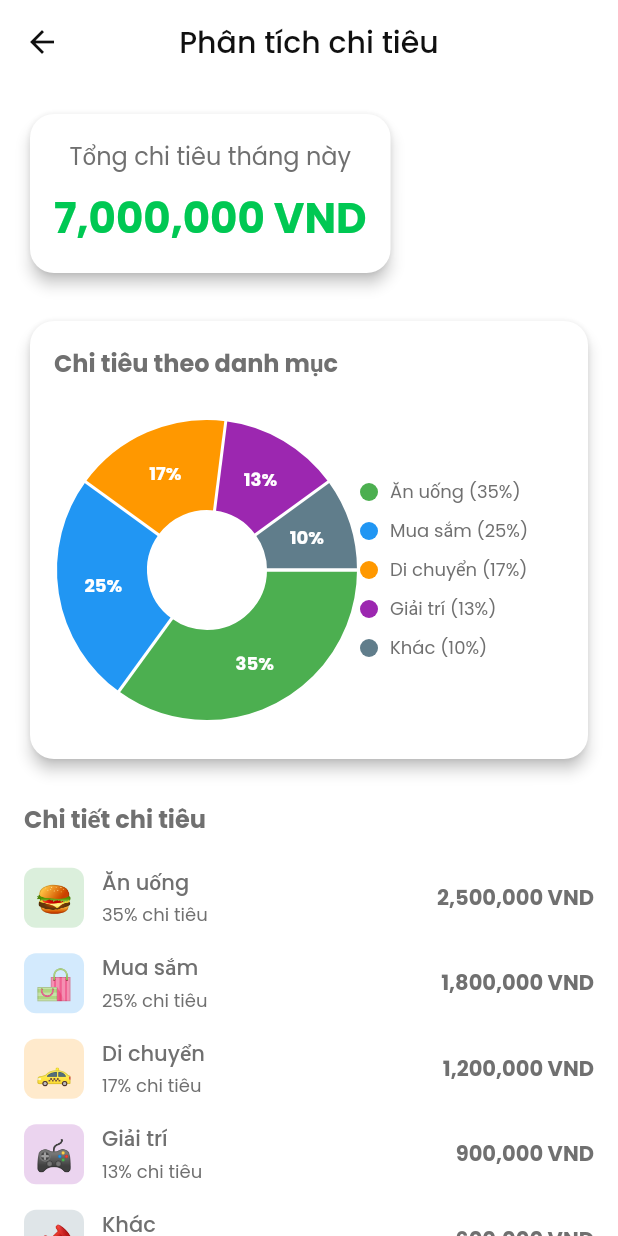
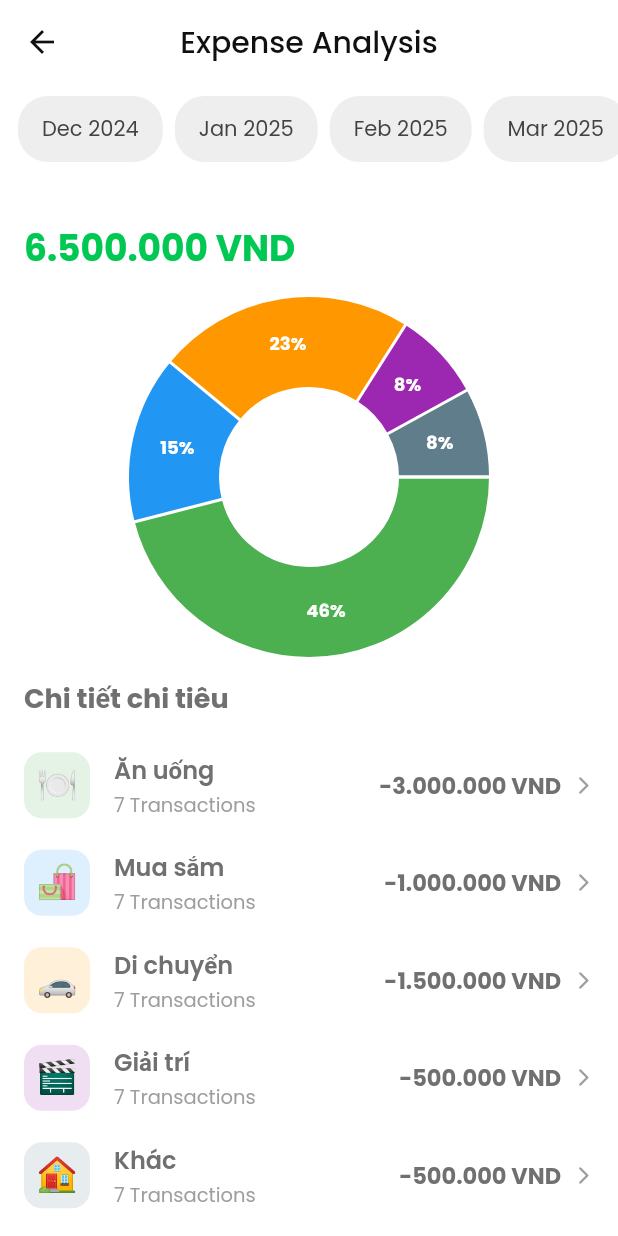
Before and after one commit to thuylanh04/money, a Flutter app: the HomeScreen screen opened by its route, after a tap on "Xem chi tiết", on a phone screen of 412 x 824 dp. Run offline on Flutter 3.47's test engine with Material 3 defaults, Android fonts, the phone set to English and light mode, and no system bars; drawn by our look-alikes of fl_chart; our stand-ins replace dio, expandable, google_fonts, image_picker, shared_preferences; accounts and stored records are empty; network calls fail.

Commit message:
chart analysis

```diff
--- a/lib/services/chart_service.dart
+++ b/lib/services/chart_service.dart
@@ -1,13 +1,16 @@
 import 'package:money_manage/models/chart_data.dart';
+import 'package:intl/intl.dart'; // Cần thêm import này nếu chưa có
 
 class ChartService {
-  static List<ChartData> getExpenseChartData() {
-    return [
+  // Dữ liệu mẫu (Mock data) cho từng tháng (Tháng 12, 11, 10 năm 2025)
+  static final Map<String, List<ChartData>> _monthlyExpenseData = {
+    // Dữ liệu cho Tháng 12 năm 2025 (Tháng hiện tại - tổng 7,000,000 VND)
+    '2025-12': [
       ChartData(
         category: 'Ăn uống',
-        amount: 2500000,
+        amount: 2500000, // Đã sửa lỗi số tiền
         percentage: 35,
-        icon: '🍔',
+        icon: '🍽️',
       ),
       ChartData(
         category: 'Mua sắm',
@@ -19,45 +22,91 @@ class ChartService {
         category: 'Di chuyển',
         amount: 1200000,
         percentage: 17,
-        icon: '🚕',
+        icon: '🚗',
       ),
       ChartData(
         category: 'Giải trí',
         amount: 900000,
         percentage: 13,
-        icon: '🎮',
+        icon: '🎬',
       ),
       ChartData(
         category: 'Khác',
         amount: 600000,
         percentage: 10,
-        icon: '📌',
+        icon: '🏠',
       ),
-    ];
+    ],
+
+    // Dữ liệu cho Tháng 11 năm 2025 (tổng 6,500,000 VND)
+    '2025-11': [
+      ChartData(
+          category: 'Ăn uống', amount: 3000000, percentage: 46.15, icon: '🍽️'),
+      ChartData(
+          category: 'Mua sắm', amount: 1000000, percentage: 15.38, icon: '🛍️'),
+      ChartData(
+          category: 'Di chuyển', amount: 1500000, percentage: 23.08, icon: '🚗'),
+      ChartData(
+          category: 'Giải trí', amount: 500000, percentage: 7.69, icon: '🎬'),
+      ChartData(category: 'Khác', amount: 500000, percentage: 7.69, icon: '🏠'),
+    ],
+
+    // Dữ liệu cho Tháng 10 năm 2025 (tổng 1,000,000 VND)
+    '2025-10': [
+      ChartData(
+          category: 'Ăn uống', amount: 500000, percentage: 50, icon: '🍽️'),
+      ChartData(category: 'Khác', amount: 500000, percentage: 50, icon: '🏠'),
+    ],
+  };
+
+  static List<ChartData> getExpenseChartData({int? year, int? month}) {
+    final now = DateTime.now();
+    final targetYear = year ?? now.year;
+    final targetMonth = month ?? now.month;
+
+    // 1. Tạo khóa tìm kiếm thực tế: 'YYYY-MM'
+    final key = '$targetYear-${targetMonth.toString().padLeft(2, '0')}';
+
+    // Sử dụng toán tử null-aware (??) để cung cấp giá trị mặc định là danh sách rỗng nếu không tìm thấy
+    List<ChartData> data = _monthlyExpenseData[key] ?? [];
+
+    // 2. Nếu không có dữ liệu thực tế (dữ liệu rỗng), thử lấy dữ liệu mock (giả định năm 2025)
+    if (data.isEmpty) {
+      final mockKey = '2025-${targetMonth.toString().padLeft(2, '0')}';
+      data = _monthlyExpenseData[mockKey] ?? [];
+    }
+
+    // 3. Nếu vẫn không có dữ liệu sau khi kiểm tra mock, trả về danh sách rỗng
+    if (data.isEmpty) {
+      return [];
+    }
+
+    // TÍNH TOÁN LẠI PERCENTAGE
+    final totalAmount = data.fold<double>(0, (sum, item) => sum + item.amount);
+
+    // Tránh chia cho 0
+    if (totalAmount == 0) return data;
+
+    // Map lại dữ liệu với percentage đã tính toán lại
+    return data.map((item) {
+      double calculatedPercentage = (item.amount / totalAmount) * 100;
+      return ChartData(
+        category: item.category,
+        amount: item.amount,
+        // Cập nhật percentage được tính toán lại và làm tròn
+        percentage: calculatedPercentage.roundToDouble(),
+        icon: item.icon,
+      );
+    }).toList();
   }
 
+  // Phương thức mẫu khác (giữ nguyên)
   static List<Map<String, dynamic>> getMonthlyData() {
     return [
-      {
-        'month': 'T9',
-        'expense': 8000000,
-        'income': 15000000,
-      },
-      {
-        'month': 'T10',
-        'expense': 12000000,
-        'income': 18000000,
-      },
-      {
-        'month': 'T11',
-        'expense': 15000000,
-        'income': 20000000,
-      },
-      {
-        'month': 'T12',
-        'expense': 18000000,
-        'income': 22000000,
-      },
+      {'month': 'T9', 'expense': 8000000, 'income': 15000000},
+      {'month': 'T10', 'expense': 12000000, 'income': 18000000},
+      {'month': 'T11', 'expense': 15000000, 'income': 20000000},
+      {'month': 'T12', 'expense': 18000000, 'income': 22000000},
     ];
   }
 }
--- a/lib/views/screens/analysis_screen.dart
+++ b/lib/views/screens/analysis_screen.dart
@@ -2,61 +2,248 @@ import 'package:flutter/material.dart';
 import 'package:fl_chart/fl_chart.dart';
 import 'package:money_manage/models/chart_data.dart';
 import 'package:money_manage/services/chart_service.dart';
+// Giả định file AppTheme tồn tại để sử dụng màu sắc
 import 'package:money_manage/theme/app_theme.dart';
+import 'package:intl/intl.dart';
 
-class AnalysisScreen extends StatelessWidget {
+// CHUYỂN TỪ StatelessWidget SANG StatefulWidget
+class AnalysisScreen extends StatefulWidget {
   const AnalysisScreen({Key? key}) : super(key: key);
 
   @override
+  State<AnalysisScreen> createState() => _AnalysisScreenState();
+}
+
+class _AnalysisScreenState extends State<AnalysisScreen> {
+  // Biến trạng thái cho bộ lọc thời gian
+  late List<Map<String, dynamic>> _timeFilters;
+  late Map<String, dynamic> _selectedFilter;
+
+  // Dữ liệu chi tiêu cho tháng được chọn
+  List<ChartData> _chartData = [];
+  bool _isLoading = true;
+
+  @override
+  void initState() {
+    super.initState();
+    _initializeTimeFilters();
+    _loadChartData();
+  }
+
+  // Khởi tạo bộ lọc thời gian (12 tháng gần nhất)
+  void _initializeTimeFilters() {
+    final now = DateTime.now();
+
+    // Tạo danh sách 12 tháng từ tháng hiện tại lùi về
+    final tempFilters = List.generate(12, (index) {
+      final date = DateTime(now.year, now.month - index, 1);
+      final monthName = DateFormat('MMM yyyy').format(date);
+      final monthKey = '${date.year}-${date.month.toString().padLeft(2, '0')}';
+      return {
+        'label': monthName,
+        'year': date.year,
+        'month': date.month,
+        'key': monthKey,
+      };
+    });
+
+    // Đảo ngược danh sách (từ cũ nhất đến mới nhất)
+    _timeFilters = tempFilters.reversed.toList();
+
+    // Set tháng hiện tại là mặc định (phần tử cuối cùng)
+    _selectedFilter = _timeFilters.last;
+  }
+
+  // Widget hiển thị Tổng chi tiêu (Đã loại bỏ Card và Elevation)
+  Widget _buildTotalExpenseCard(double totalAmount) {
+    return Column(
+      crossAxisAlignment: CrossAxisAlignment.start,
+      children: [
+        // const Text(
+        //   'Tổng chi tiêu tháng này',
+        //   style: TextStyle(
+        //     fontSize: 14,
+        //     color: Colors.grey,
+        //     fontWeight: FontWeight.w500,
+        //   ),
+        // ),
+        const SizedBox(height: 4),
+        Text(
+          '${_formatCurrency(totalAmount)} VND',
+          style: TextStyle(
+            fontSize: 24,
+            fontWeight: FontWeight.bold,
+            // Sử dụng màu chủ đạo của Theme
+            color: Theme.of(context).primaryColor,
+          ),
+        ),
+      ],
+    );
+  }
+
+  // Tải dữ liệu biểu đồ dựa trên bộ lọc được chọn
+  void _loadChartData() {
+    setState(() {
+      _isLoading = true;
+    });
+
+    final year = _selectedFilter['year'] as int;
+    final month = _selectedFilter['month'] as int;
+
+    // Sử dụng service để lấy dữ liệu đã được lọc
+    _chartData = ChartService.getExpenseChartData(year: year, month: month);
+
+    setState(() {
+      _isLoading = false;
+    });
+  }
+
+  // Áp dụng bộ lọc mới và tải lại dữ liệu
+  void _applyFilter(Map<String, dynamic> filter) {
+    // Không tải lại nếu bộ lọc không thay đổi
+    if (_selectedFilter['key'] == filter['key']) return;
+
+    setState(() {
+      _selectedFilter = filter;
+    });
+
+    _loadChartData();
+  }
+
+  // Helper method để định dạng tiền tệ (VD: 1,000,000)
+  String _formatCurrency(double amount) {
+    final formatter = NumberFormat('#,##0', 'vi_VN');
+    return formatter.format(amount);
+  }
+
+  // Helper method để lấy màu cho danh mục (Đã chỉnh màu khớp)
+  Color _getColorForCategory(String category) {
+    // Dùng mã màu Hex/RGB cụ thể để đảm bảo tính nhất quán
+    final colors = {
+      // Màu Xanh Lá (Green) cho Ăn uống
+      'Ăn uống': const Color(0xFF4CAF50),
+      // Màu Xanh Dương (Blue) cho Mua sắm
+      'Mua sắm': const Color(0xFF2196F3),
+      // Màu Cam (Orange) cho Di chuyển
+      'Di chuyển': const Color(0xFFFF9800),
+      // Màu Tím (Purple) cho Giải trí
+      'Giải trí': const Color(0xFF9C27B0),
+      // Màu Xám Xanh (Blue Grey) cho Khác
+      'Khác': const Color(0xFF607D8B),
+    };
+    return colors[category] ?? Colors.grey;
+  }
+
+  @override
   Widget build(BuildContext context) {
-    final List<ChartData> chartData = ChartService.getExpenseChartData();
-    final totalExpense = chartData.fold<double>(0, (sum, item) => sum + item.amount);
+    // Tính tổng chi tiêu của tháng hiện tại
+    final totalExpense =
+        _chartData.fold<double>(0, (sum, item) => sum + item.amount);
 
     return Scaffold(
       appBar: AppBar(
-        title: const Text('Phân tích chi tiêu'),
+        title: const Text('Expense Analysis'),
         centerTitle: true,
+        // Thanh lọc thời gian ở dưới AppBar
+        bottom: PreferredSize(
+          preferredSize: const Size.fromHeight(60),
+          child: _buildTimeFilterBar(context),
         ),
-      body: SingleChildScrollView(
+      ),
+      body: _isLoading
+          ? const Center(child: CircularProgressIndicator())
+          : SingleChildScrollView(
               padding: const EdgeInsets.all(16.0),
               child: Column(
                 crossAxisAlignment: CrossAxisAlignment.start,
                 children: [
-            _buildSummaryCard(totalExpense),
+                  const SizedBox(height: 12),
+
+                  // THẺ TỔNG CHI TIÊU Ở TRÊN CÙNG
+                  _buildTotalExpenseCard(totalExpense),
+
                   const SizedBox(height: 24),
-            _buildExpenseChart(chartData),
+
+                  // Hiển thị Biểu đồ hoặc Thông báo rỗng
+                  _chartData.isEmpty
+                      ? Center(
+                          child: Text(
+                            'Không có chi tiêu nào trong ${_selectedFilter['label']}',
+                            style: const TextStyle(
+                                fontSize: 16, color: Colors.grey),
+                          ),
+                        )
+                      // BIỂU ĐỒ TRÒN (Không còn tổng tiền ở giữa)
+                      : _buildExpenseChart(_chartData, totalExpense),
+
                   const SizedBox(height: 24),
-            _buildExpenseList(chartData),
+
+                  // Danh sách chi tiết
+                  if (_chartData.isNotEmpty) _buildExpenseList(_chartData),
                 ],
               ),
             ),
     );
   }
 
-  Widget _buildSummaryCard(double totalExpense) {
-    return Card(
-      elevation: 4,
-      shape: RoundedRectangleBorder(
-        borderRadius: BorderRadius.circular(16),
+  // Widget xây dựng thanh lọc thời gian
+  Widget _buildTimeFilterBar(BuildContext context) {
+    return Container(
+      height: 60,
+      padding: const EdgeInsets.symmetric(vertical: 8.0),
+      child: ListView.builder(
+        scrollDirection: Axis.horizontal,
+        itemCount: _timeFilters.length,
+        padding: const EdgeInsets.symmetric(horizontal: 8.0),
+        itemBuilder: (context, index) {
+          final filter = _timeFilters[index];
+          final isSelected = _selectedFilter['key'] == filter['key'];
+          return Padding(
+            padding: const EdgeInsets.symmetric(horizontal: 4.0),
+            child: GestureDetector(
+              onTap: () => _applyFilter(filter),
+              child: Container(
+                padding:
+                    const EdgeInsets.symmetric(horizontal: 16, vertical: 8),
+                decoration: BoxDecoration(
+                  color: isSelected
+                      ? Theme.of(context).primaryColor
+                      : Colors.grey[200],
+                  borderRadius: BorderRadius.circular(20),
                 ),
-      child: Padding(
-        padding: const EdgeInsets.all(16.0),
-        child: Column(
-          children: [
-            const Text(
-              'Tổng chi tiêu tháng này',
+                child: Center(
+                  child: Text(
+                    filter['label'],
                     style: TextStyle(
-                fontSize: 16,
-                color: AppTheme.textSecondary,
+                      color: isSelected ? Colors.white : Colors.grey[800],
+                      fontWeight:
+                          isSelected ? FontWeight.bold : FontWeight.normal,
                     ),
                   ),
-            const SizedBox(height: 8),
-            Text(
-              '${_formatCurrency(totalExpense)} VND',
-              style: const TextStyle(
-                fontSize: 28,
-                fontWeight: FontWeight.bold,
-                color: AppTheme.primaryGreen,
+                ),
+              ),
+            ),
+          );
+        },
+      ),
+    );
+  }
+
+  // Widget xây dựng biểu đồ tròn
+  Widget _buildExpenseChart(List<ChartData> data, double totalAmount) {
+    return Center(
+      child: SizedBox(
+        height: 220,
+        width: 220,
+        child: Stack(
+          alignment: Alignment.center,
+          children: [
+            PieChart(
+              PieChartData(
+                sections: _chartSections(data),
+                sectionsSpace: 2,
+                centerSpaceRadius: 60, // Giữ khoảng trống ở giữa
+                pieTouchData: PieTouchData(enabled: false),
               ),
             ),
           ],
@@ -65,156 +252,7 @@ class AnalysisScreen extends StatelessWidget {
     );
   }
 
-  Widget _buildExpenseChart(List<ChartData> data) {
-    return Card(
-      elevation: 4,
-      shape: RoundedRectangleBorder(
-        borderRadius: BorderRadius.circular(16),
-      ),
-      child: Padding(
-        padding: const EdgeInsets.all(16.0),
-        child: Column(
-          crossAxisAlignment: CrossAxisAlignment.start,
-          children: [
-            const Text(
-              'Chi tiêu theo danh mục',
-              style: TextStyle(
-                fontSize: 16,
-                fontWeight: FontWeight.bold,
-              ),
-            ),
-            const SizedBox(height: 16),
-            SizedBox(
-              height: 220,
-              child: Row(
-                children: [
-                  Expanded(
-                    flex: 3,
-                    child: PieChart(
-                      PieChartData(
-                        sections: _chartSections(data),
-                        sectionsSpace: 2,
-                        centerSpaceRadius: 40,
-                      ),
-                    ),
-                  ),
-                  Expanded(
-                    flex: 2,
-                    child: Column(
-                      mainAxisAlignment: MainAxisAlignment.center,
-                      crossAxisAlignment: CrossAxisAlignment.start,
-                      children: _buildLegend(data),
-                    ),
-                  ),
-                ],
-              ),
-            ),
-          ],
-        ),
-      ),
-    );
-  }
-
-  List<Widget> _buildLegend(List<ChartData> data) {
-    return data.map((item) {
-      return Padding(
-        padding: const EdgeInsets.symmetric(vertical: 4.0),
-        child: Row(
-          children: [
-            Container(
-              width: 12,
-              height: 12,
-              decoration: BoxDecoration(
-                color: _getColorForCategory(item.category),
-                shape: BoxShape.circle,
-              ),
-            ),
-            const SizedBox(width: 8),
-            Expanded(
-              child: Text(
-                '${item.category} (${item.percentage.toInt()}%)',
-                style: const TextStyle(fontSize: 12),
-                maxLines: 1,
-                overflow: TextOverflow.ellipsis,
-              ),
-            ),
-          ],
-        ),
-      );
-    }).toList();
-  }
-
-  Widget _buildExpenseList(List<ChartData> data) {
-    return Column(
-      crossAxisAlignment: CrossAxisAlignment.start,
-      children: [
-        const Text(
-          'Chi tiết chi tiêu',
-          style: TextStyle(
-            fontSize: 16,
-            fontWeight: FontWeight.bold,
-          ),
-        ),
-        const SizedBox(height: 12),
-        ...data.map((item) => _buildExpenseItem(item)).toList(),
-      ],
-    );
-  }
-
-  Widget _buildExpenseItem(ChartData item) {
-    return Padding(
-      padding: const EdgeInsets.symmetric(vertical: 8.0),
-      child: Row(
-        children: [
-          Container(
-            width: 40,
-            height: 40,
-            decoration: BoxDecoration(
-              color: _getColorForCategory(item.category).withOpacity(0.2),
-              borderRadius: BorderRadius.circular(8),
-            ),
-            child: Center(
-              child: Text(
-                item.icon,
-                style: const TextStyle(fontSize: 20),
-              ),
-            ),
-          ),
-          const SizedBox(width: 12),
-          Expanded(
-            child: Column(
-              crossAxisAlignment: CrossAxisAlignment.start,
-              children: [
-                Text(
-                  item.category,
-                  style: const TextStyle(
-                    fontSize: 14,
-                    fontWeight: FontWeight.w500,
-                  ),
-                ),
-                const SizedBox(height: 2),
-                Text(
-                  '${item.percentage.toInt()}% chi tiêu',
-                  style: const TextStyle(
-                    fontSize: 12,
-                    color: AppTheme.textSecondary,
-                  ),
-                ),
-              ],
-            ),
-          ),
-          Text(
-            '${_formatCurrency(item.amount)} VND',
-            style: const TextStyle(
-              fontSize: 14,
-              fontWeight: FontWeight.bold,
-            ),
-          ),
-        ],
-      ),
-    );
-  }
-
+  // Hàm tạo các lát cắt cho PieChart
   List<PieChartSectionData> _chartSections(List<ChartData> data) {
     return data.map((item) {
       return PieChartSectionData(
@@ -231,21 +269,89 @@ class AnalysisScreen extends StatelessWidget {
     }).toList();
   }
 
-  Color _getColorForCategory(String category) {
-    final colors = {
-      'Ăn uống': const Color(0xFF4CAF50),
-      'Mua sắm': const Color(0xFF2196F3),
-      'Di chuyển': const Color(0xFFFF9800),
-      'Giải trí': const Color(0xFF9C27B0),
-      'Khác': const Color(0xFF607D8B),
-    };
-    return colors[category] ?? Colors.grey;
+  // Widget xây dựng danh sách chi tiết
+  Widget _buildExpenseList(List<ChartData> data) {
+    return Column(
+      crossAxisAlignment: CrossAxisAlignment.start,
+      children: [
+        const Text(
+          'Chi tiết chi tiêu',
+          style: TextStyle(
+            fontSize: 18,
+            fontWeight: FontWeight.bold,
+          ),
+        ),
+        const SizedBox(height: 12),
+        ...data.map((item) => _buildExpenseItem(item)).toList(),
+      ],
+    );
   }
 
-  String _formatCurrency(double amount) {
-    return amount.toStringAsFixed(0).replaceAllMapped(
-          RegExp(r'(\d{1,3})(?=(\d{3})+(?!\d))'),
-          (match) => '${match[1]},',
+  // Widget xây dựng từng mục chi tiêu trong danh sách
+  Widget _buildExpenseItem(ChartData item) {
+    // GIẢ ĐỊNH: Số lượng giao dịch là hằng số hoặc được lấy từ service
+    const int transactionCount = 7;
+
+    return Padding(
+      padding: const EdgeInsets.symmetric(vertical: 10.0),
+      child: Row(
+        crossAxisAlignment: CrossAxisAlignment.center,
+        children: [
+          // Icon
+          Container(
+            width: 44,
+            height: 44,
+            decoration: BoxDecoration(
+              color: _getColorForCategory(item.category).withOpacity(0.15),
+              borderRadius: BorderRadius.circular(12),
+            ),
+            child: Center(
+              child: Text(
+                item.icon,
+                style: TextStyle(
+                  fontSize: 22,
+                  color: _getColorForCategory(item.category),
+                ),
+              ),
+            ),
+          ),
+          const SizedBox(width: 16),
+          // Danh mục và số giao dịch
+          Expanded(
+            child: Column(
+              crossAxisAlignment: CrossAxisAlignment.start,
+              children: [
+                Text(
+                  item.category,
+                  style: const TextStyle(
+                    fontSize: 16,
+                    fontWeight: FontWeight.w600,
+                  ),
+                ),
+                const SizedBox(height: 2),
+                Text(
+                  '$transactionCount Transactions',
+                  style: const TextStyle(
+                    fontSize: 13,
+                    color: Colors.grey, // Giả định AppTheme.textSecondary
+                  ),
+                ),
+              ],
+            ),
+          ),
+          // Số tiền chi tiêu
+          Text(
+            '-${_formatCurrency(item.amount)} VND',
+            style: const TextStyle(
+              fontSize: 15,
+              fontWeight: FontWeight.bold,
+            ),
+          ),
+          const SizedBox(width: 8),
+          const Icon(Icons.arrow_forward_ios_rounded,
+              size: 14, color: Colors.grey),
+        ],
+      ),
     );
   }
 }
--- a/lib/views/screens/expense_analysis_screen.dart
+++ b/lib/views/screens/expense_analysis_screen.dart
@@ -58,7 +58,7 @@ class _ExpenseAnalysisScreenState extends State<ExpenseAnalysisScreen> {
   Widget build(BuildContext context) {
     return Scaffold(
       appBar: AppBar(
-        title: const Text('Phân tích chi tiêu'),
+        title: const Text('Expense Analysis'),
         centerTitle: true,
         leading: IconButton(
           icon: const Icon(Icons.arrow_back_ios_new_rounded, size: 20),
--- a/lib/views/screens/home_screen.dart
+++ b/lib/views/screens/home_screen.dart
@@ -57,7 +57,7 @@ class _HomeScreenState extends State<HomeScreen> {
           ),
           BottomNavigationBarItem(
             icon: Icon(Icons.pie_chart_outline),
-            label: 'Phân tích',
+            label: 'Analysis',
           ),
           BottomNavigationBarItem(
             icon: Icon(Icons.person_outline),
--- a/lib/views/screens/spending_analysis_screen.dart
+++ b/lib/views/screens/spending_analysis_screen.dart
@@ -72,7 +72,7 @@ class _SpendingAnalysisScreenState extends State<SpendingAnalysisScreen> {
   Widget build(BuildContext context) {
     return Scaffold(
       appBar: AppBar(
-        title: const Text('Phân tích chi tiêu'),
+        title: const Text('Expense Analysis'),
         centerTitle: true,
         leading: IconButton(
           icon: const Icon(Icons.arrow_back_ios_new_rounded, size: 20),
@@ -317,8 +317,8 @@ class _SpendingAnalysisScreenState extends State<SpendingAnalysisScreen> {
             ],
           ),
         ),
-        const SizedBox(height: 8),
-        _buildLegend(categoryTotals),
+        // const SizedBox(height: 8),
+        // _buildLegend(categoryTotals),
       ],
     );
   }
```
Also changed, not shown: 1 other file. Lines whose indentation alone changed are shown as unchanged.
